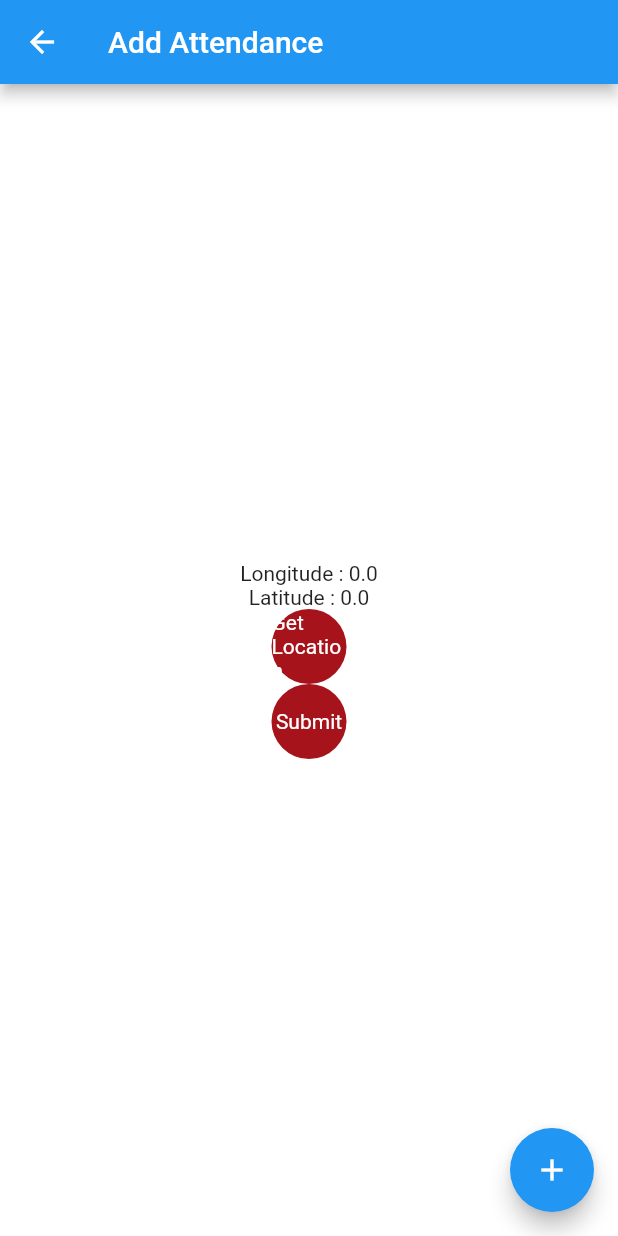
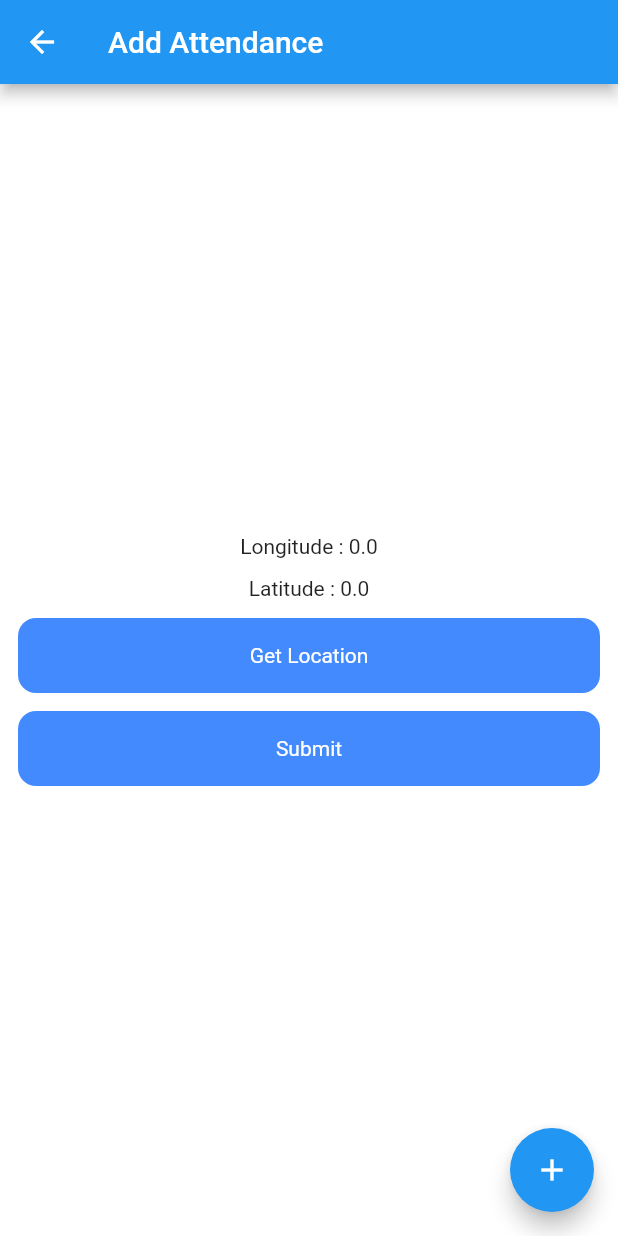
Before and after one commit to bilardos29/hashmicro, a Flutter app: the AttendanceView screen opened directly, on a phone screen of 412 x 824 dp. Run offline on Flutter 3.47's test engine with Material 2 defaults, Android fonts, the phone set to English and light mode, and no system bars.

Commit message:
fixing ui attendance add and list history

```diff
--- a/lib/view/attendance-view.dart
+++ b/lib/view/attendance-view.dart
@@ -28,14 +28,19 @@ class _AttendanceViewState extends State<AttendanceView> {
         title: const Text("Add Attendance"),
       ),
       body: Center(
+        child: Padding(
+          padding: const EdgeInsets.all(12),
           child: Column(mainAxisAlignment: MainAxisAlignment.center, children: [
             Text("Longitude : ${controller.dataAttendance.longitude}"),
+            padding(12),
             Text("Latitude : ${controller.dataAttendance.latitude}"),
+            padding(12),
             ButtonWidget(
                 text: "Get Location",
                 onClick: () {
                   controller.GetLocation();
                 }),
+            padding(12),
             ButtonWidget(
                 text: "Submit",
                 onClick: () {
@@ -51,6 +56,7 @@ class _AttendanceViewState extends State<AttendanceView> {
                 }),
           ]),
         ),
+      ),
       floatingActionButton: FloatingActionButton(
         onPressed: () {},
         tooltip: 'Increment',
@@ -58,4 +64,8 @@ class _AttendanceViewState extends State<AttendanceView> {
       ), // This trailing comma makes auto-formatting nicer for build methods.
     );
   }
+
+  Padding padding(double size) {
+    return Padding(padding: EdgeInsets.only(bottom: size));
   }
+}
--- a/lib/view/widget/button_widget.dart
+++ b/lib/view/widget/button_widget.dart
@@ -12,15 +12,14 @@ class ButtonWidget extends StatelessWidget {
     return InkWell(
       onTap: onClick,
       child: Container(
-        width: 50,
         height: 50,
         decoration: const BoxDecoration(
-            borderRadius: BorderRadius.all(Radius.circular(40)),
-            color: Color(0xffA7131B)),
+            borderRadius: BorderRadius.all(Radius.circular(12)),
+            color: Colors.blueAccent),
         alignment: Alignment.center,
         child: Text(
           text,
-          style: TextStyle(color: Colors.white),
+          style: const TextStyle(color: Colors.white),
         ),
       ),
     );
--- a/pubspec.yaml
+++ b/pubspec.yaml
@@ -35,6 +35,7 @@ dependencies:
   # Use with the CupertinoIcons class for iOS style icons.
   cupertino_icons: ^1.0.2
   provider: ^6.0.3
+  geolocator: ^9.0.1
 
 dev_dependencies:
   flutter_test:
@@ -47,6 +48,7 @@ dev_dependencies:
   # rules and activating additional ones.
   flutter_lints: ^1.0.0
   provider: ^6.0.3
+  geolocator: ^9.0.1
 
 # For information on the generic Dart part of this file, see the
 # following page: https://dart.dev/tools/pub/pubspec
```
Also changed, not shown: lib/view/list-attendance-view.dart (+9 -2 lines), pubspec.lock, 2 other files. Lines whose indentation alone changed are shown as unchanged.
